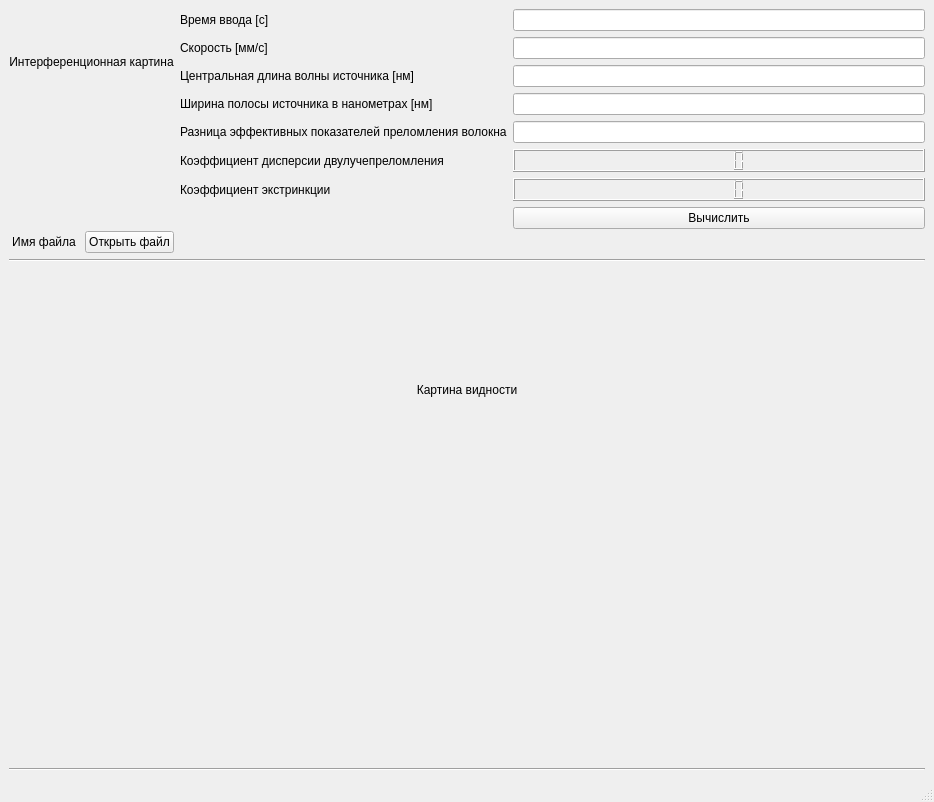
First picture: the form in GUI/analizator_GUI.ui, repository AnkushinDaniil/Analizator, before the edit.
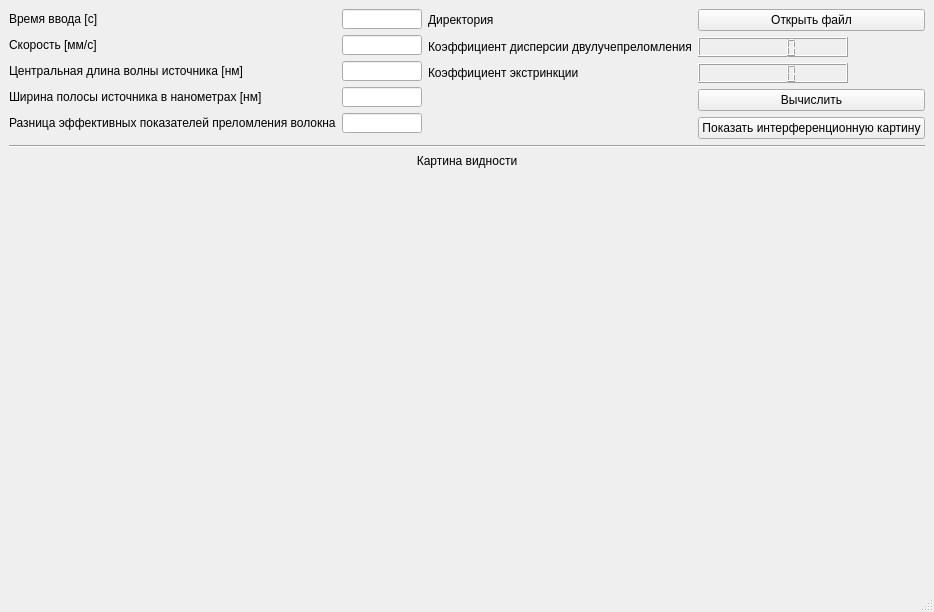
Second picture: the form after the edit. Custom widgets are drawn as their Qt base class.

Commit message: Удалил график интерференции, видность переделал из matplotlib в plotly. Большие графики и многографиков НЕ РАБОТАЮТ

Diff of the .ui file:
```diff
--- a/GUI/analizator_GUI.ui
+++ b/GUI/analizator_GUI.ui
@@ -7,60 +7,27 @@
     <x>0</x>
     <y>0</y>
     <width>934</width>
-    <height>802</height>
+    <height>612</height>
    </rect>
   </property>
   <property name="windowTitle">
    <string> Анализатор</string>
   </property>
   <widget class="QWidget" name="centralwidget">
-   <layout class="QVBoxLayout" name="verticalLayout_3">
+   <layout class="QVBoxLayout" name="verticalLayout">
     <item>
-     <layout class="QHBoxLayout" name="horizontalLayout_2">
-      <item>
-       <layout class="QVBoxLayout" name="verticalLayout_2">
-        <item>
-         <widget class="QLabel" name="label_2">
-          <property name="text">
-           <string>Интерференционная картина</string>
-          </property>
-          <property name="alignment">
-           <set>Qt::AlignCenter</set>
-          </property>
-         </widget>
-        </item>
-        <item>
-         <widget class="MplWidget" name="interferenceWidget" native="true"/>
-        </item>
-        <item>
-         <layout class="QVBoxLayout" name="verticalLayout">
-          <item>
-           <layout class="QHBoxLayout" name="horizontalLayout">
-            <item>
-             <widget class="QLabel" name="label_filename">
-              <property name="text">
-               <string>Имя файла</string>
-              </property>
-              <property name="alignment">
-               <set>Qt::AlignCenter</set>
-              </property>
-             </widget>
-            </item>
-            <item>
-             <widget class="QPushButton" name="openButton">
-              <property name="text">
-               <string>Открыть файл</string>
-              </property>
-             </widget>
-            </item>
-           </layout>
-          </item>
-         </layout>
-        </item>
-       </layout>
-      </item>
+     <layout class="QHBoxLayout" name="horizontalLayout">
+      <property name="sizeConstraint">
+       <enum>QLayout::SetMinimumSize</enum>
+      </property>
       <item>
        <layout class="QFormLayout" name="formLayout_2">
+        <property name="sizeConstraint">
+         <enum>QLayout::SetMinimumSize</enum>
+        </property>
+        <property name="labelAlignment">
+         <set>Qt::AlignLeading|Qt::AlignLeft|Qt::AlignTop</set>
+        </property>
         <item row="0" column="0">
          <widget class="QLabel" name="total_time_title">
           <property name="text">
@@ -69,7 +36,14 @@
          </widget>
         </item>
         <item row="0" column="1">
-         <widget class="QLineEdit" name="total_time"/>
+         <widget class="QLineEdit" name="total_time">
+          <property name="maximumSize">
+           <size>
+            <width>150</width>
+            <height>20</height>
+           </size>
+          </property>
+         </widget>
         </item>
         <item row="1" column="0">
          <widget class="QLabel" name="speed_title">
@@ -79,7 +53,14 @@
          </widget>
         </item>
         <item row="1" column="1">
-         <widget class="QLineEdit" name="speed"/>
+         <widget class="QLineEdit" name="speed">
+          <property name="maximumSize">
+           <size>
+            <width>150</width>
+            <height>20</height>
+           </size>
+          </property>
+         </widget>
         </item>
         <item row="2" column="0">
          <widget class="QLabel" name="lambda_source_title">
@@ -89,7 +70,14 @@
          </widget>
         </item>
         <item row="2" column="1">
-         <widget class="QLineEdit" name="lambda_source"/>
+         <widget class="QLineEdit" name="lambda_source">
+          <property name="maximumSize">
+           <size>
+            <width>150</width>
+            <height>20</height>
+           </size>
+          </property>
+         </widget>
         </item>
         <item row="3" column="0">
          <widget class="QLabel" name="source_bandwith_title">
@@ -99,7 +87,14 @@
          </widget>
         </item>
         <item row="3" column="1">
-         <widget class="QLineEdit" name="source_bandwith"/>
+         <widget class="QLineEdit" name="source_bandwith">
+          <property name="maximumSize">
+           <size>
+            <width>150</width>
+            <height>20</height>
+           </size>
+          </property>
+         </widget>
         </item>
         <item row="4" column="0">
          <widget class="QLabel" name="delta_n_title">
@@ -109,41 +104,105 @@
          </widget>
         </item>
         <item row="4" column="1">
-         <widget class="QLineEdit" name="delta_n"/>
+         <widget class="QLineEdit" name="delta_n">
+          <property name="maximumSize">
+           <size>
+            <width>150</width>
+            <height>20</height>
+           </size>
+          </property>
+         </widget>
         </item>
-        <item row="5" column="0">
+       </layout>
+      </item>
+      <item>
+       <layout class="QFormLayout" name="formLayout">
+        <property name="sizeConstraint">
+         <enum>QLayout::SetMinimumSize</enum>
+        </property>
+        <property name="fieldGrowthPolicy">
+         <enum>QFormLayout::AllNonFixedFieldsGrow</enum>
+        </property>
+        <property name="rowWrapPolicy">
+         <enum>QFormLayout::DontWrapRows</enum>
+        </property>
+        <property name="labelAlignment">
+         <set>Qt::AlignLeading|Qt::AlignLeft|Qt::AlignTop</set>
+        </property>
+        <property name="formAlignment">
+         <set>Qt::AlignLeading|Qt::AlignLeft|Qt::AlignTop</set>
+        </property>
+        <property name="verticalSpacing">
+         <number>6</number>
+        </property>
+        <item row="0" column="1">
+         <widget class="QPushButton" name="openButton">
+          <property name="text">
+           <string>Открыть файл</string>
+          </property>
+         </widget>
+        </item>
+        <item row="1" column="0">
          <widget class="QLabel" name="k_disp_title">
           <property name="text">
            <string>Коэффициент дисперсии двулучепреломления</string>
           </property>
          </widget>
         </item>
-        <item row="5" column="1">
-         <widget class="QLCDNumber" name="k_disp"/>
+        <item row="1" column="1">
+         <widget class="QLCDNumber" name="k_disp">
+          <property name="maximumSize">
+           <size>
+            <width>150</width>
+            <height>20</height>
+           </size>
+          </property>
+         </widget>
         </item>
-        <item row="6" column="0">
+        <item row="2" column="0">
          <widget class="QLabel" name="k_ekst_title">
           <property name="text">
            <string>Коэффициент экстринкции</string>
           </property>
          </widget>
         </item>
-        <item row="6" column="1">
-         <widget class="QLCDNumber" name="k_ekst"/>
+        <item row="2" column="1">
+         <widget class="QLCDNumber" name="k_ekst">
+          <property name="maximumSize">
+           <size>
+            <width>150</width>
+            <height>20</height>
+           </size>
+          </property>
+         </widget>
         </item>
-        <item row="7" column="1">
+        <item row="3" column="1">
          <widget class="QPushButton" name="calculateButton">
           <property name="text">
            <string>Вычислить</string>
           </property>
          </widget>
         </item>
+        <item row="4" column="1">
+         <widget class="QPushButton" name="interferenceButton">
+          <property name="text">
+           <string>Показать интерференционную картину</string>
+          </property>
+         </widget>
+        </item>
+        <item row="0" column="0">
+         <widget class="QLabel" name="label_filename">
+          <property name="text">
+           <string>Директория</string>
+          </property>
+         </widget>
+        </item>
        </layout>
       </item>
      </layout>
     </item>
     <item>
-     <widget class="Line" name="line_2">
+     <widget class="Line" name="line">
       <property name="orientation">
        <enum>Qt::Horizontal</enum>
       </property>
@@ -151,6 +210,18 @@
     </item>
     <item>
      <widget class="QLabel" name="label_3">
+      <property name="sizePolicy">
+       <sizepolicy hsizetype="Preferred" vsizetype="Minimum">
+        <horstretch>0</horstretch>
+        <verstretch>0</verstretch>
+       </sizepolicy>
+      </property>
+      <property name="maximumSize">
+       <size>
+        <width>16777215</width>
+        <height>16</height>
+       </size>
+      </property>
       <property name="text">
        <string>Картина видности</string>
       </property>
@@ -160,13 +231,26 @@
      </widget>
     </item>
     <item>
-     <widget class="MplWidget" name="visibilityWidget" native="true"/>
-    </item>
-    <item>
-     <widget class="Line" name="line">
-      <property name="orientation">
-       <enum>Qt::Horizontal</enum>
+     <widget class="PlotlyWidget" name="visibilityWidget" native="true">
+      <property name="sizePolicy">
+       <sizepolicy hsizetype="Preferred" vsizetype="Preferred">
+        <horstretch>10</horstretch>
+        <verstretch>10</verstretch>
+       </sizepolicy>
       </property>
+      <property name="minimumSize">
+       <size>
+        <width>0</width>
+        <height>0</height>
+       </size>
+      </property>
+      <property name="maximumSize">
+       <size>
+        <width>16777215</width>
+        <height>16777215</height>
+       </size>
+      </property>
+      <layout class="QVBoxLayout" name="verticalLayout_4"/>
      </widget>
     </item>
    </layout>
@@ -175,9 +259,9 @@
  </widget>
  <customwidgets>
   <customwidget>
-   <class>MplWidget</class>
+   <class>PlotlyWidget</class>
    <extends>QWidget</extends>
-   <header location="global">mplwidget.h</header>
+   <header location="global">plotlywidget.h</header>
    <container>1</container>
   </customwidget>
  </customwidgets>
```
The commit also changes 4 other files.
